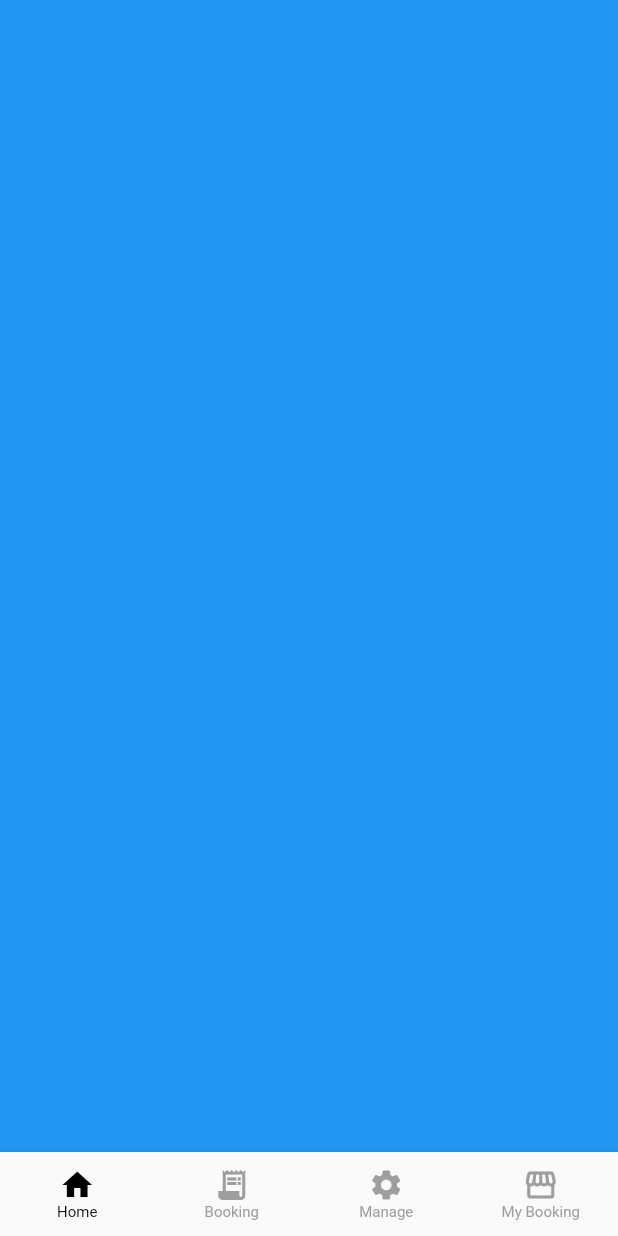
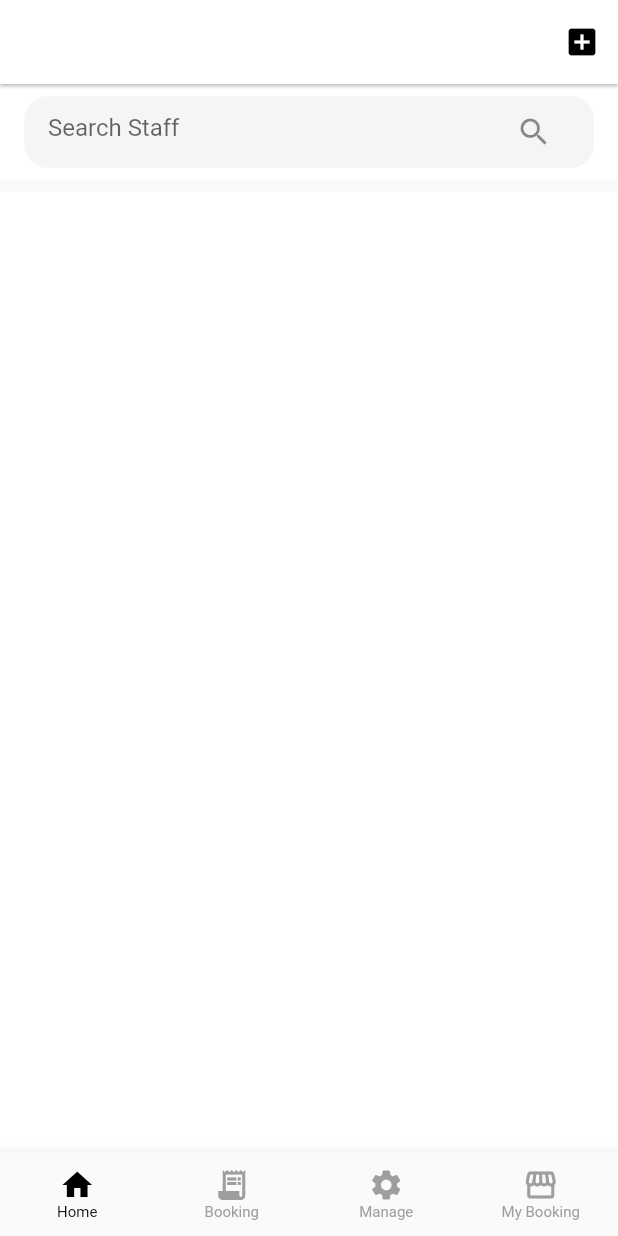
Before and after one commit to QD1221/salon_management_app, a Flutter app: the screen it shows after launch, swiped to page 3, on a phone screen of 412 x 824 dp. Run offline on Flutter 3.47's test engine with Material 2 defaults, Android fonts, the phone set to English and light mode, and no system bars.

Commit message:
5th commit

```diff
--- a/lib/components/booking_customer_widget.dart
+++ b/lib/components/booking_customer_widget.dart
@@ -62,11 +62,13 @@ class BookingCustomerWidget extends StatelessWidget {
                 Spacer(),
                 CircleAvatar(
                   backgroundColor: Colors.grey[200],
+                  foregroundColor: Colors.black,
                   child: Icon(Icons.call_rounded),
                 ),
                 SizedBox(width: 12,),
                 CircleAvatar(
                   backgroundColor: Colors.grey[200],
+                  foregroundColor: Colors.black,
                   child: Icon(Icons.chat_bubble),
                 )
               ],
--- a/lib/ui/booking_detail_page.dart
+++ b/lib/ui/booking_detail_page.dart
@@ -1,13 +1,17 @@
 import 'package:flutter/material.dart';
 import 'package:salon_management_app/components/booking_customer_widget.dart';
 import 'package:salon_management_app/components/booking_detail_service_widget.dart';
+import 'package:salon_management_app/components/booking_item.dart';
 import 'package:salon_management_app/components/booking_staff_widget.dart';
+import 'package:salon_management_app/model/booking.dart';
 
 class BookingDetailPage extends StatelessWidget {
   String title;
+  Booking booking;
   BookingDetailPage({
     Key? key,
     required this.title,
+    required this.booking,
   }) : super(key: key);
 
   @override
@@ -43,6 +47,7 @@ class BookingDetailPage extends StatelessWidget {
             SizedBox(
               height: 8,
             ),
+            BookingItem(booking: booking),
           ],
         ),
       ),
--- a/lib/ui/home_page.dart
+++ b/lib/ui/home_page.dart
@@ -1,5 +1,6 @@
 import 'package:flutter/material.dart';
 import 'package:salon_management_app/components/booking_widget.dart';
+import 'package:salon_management_app/ui/manage_page.dart';
 
 class HomePage extends StatefulWidget {
   const HomePage({Key? key}) : super(key: key);
@@ -33,9 +34,7 @@ class _HomePageState extends State<HomePage>
               color: Colors.green,
             ),
             BookingWidget(),
-            Container(
-              color: Colors.blue,
-            ),
+            ManagePage(),
             Container(
               color: Colors.orange,
             ),
@@ -44,6 +43,12 @@ class _HomePageState extends State<HomePage>
       ),
       bottomNavigationBar: BottomNavigationBar(
           onTap: (idx) {
+            if (idx == 2)
+              Navigator.of(context).push(
+                MaterialPageRoute(
+                  builder: (context) => ManagePage(),
+                ),
+              );
             _pageController.jumpToPage(idx);
             setState(() {
               _pageIndex = idx;
--- /dev/null
+++ b/lib/ui/manage_page.dart
@@ -0,0 +1,58 @@
+import 'package:flutter/material.dart';
+
+class ManagePage extends StatelessWidget {
+  const ManagePage({Key? key}) : super(key: key);
+
+  @override
+  Widget build(BuildContext context) {
+    return Scaffold(
+      resizeToAvoidBottomInset: false,
+      appBar: AppBar(
+        title: Text('Manage Staff'),
+        backgroundColor: Colors.white,
+        foregroundColor: Colors.black,
+        elevation: 1,
+        centerTitle: true,
+        actions: [
+          IconButton(
+            onPressed: () {},
+            icon: Icon(Icons.add_box, color: Colors.black,),
+          )
+        ],
+      ),
+      body: Column(
+        crossAxisAlignment: CrossAxisAlignment.start,
+        children: [
+          Container(
+            height: 64,
+            padding: EdgeInsets.symmetric(vertical: 8, horizontal: 16),
+            color: Colors.white,
+            child: Container(
+              decoration: BoxDecoration(
+                color: Colors.grey[100],
+                borderRadius: BorderRadius.circular(16),
+              ),
+              padding: EdgeInsets.symmetric(horizontal: 16, vertical: 8),
+              child: TextField(
+                decoration: InputDecoration(
+                  border: InputBorder.none,
+                  hintText: 'Search Staff',
+                  suffixIcon: Icon(Icons.search),
+                ),
+              ),
+            ),
+          ),
+          SizedBox(
+            height: 8,
+          ),
+          Expanded(
+            child: Container(
+              color: Colors.white,
+            ),
+            flex: 10,
+          ),
+        ],
+      ),
+    );
+  }
+}
```
Also changed, not shown: lib/components/booking_item.dart (added, +135 -0 lines), lib/components/booking_list.dart (+11 -125 lines).
